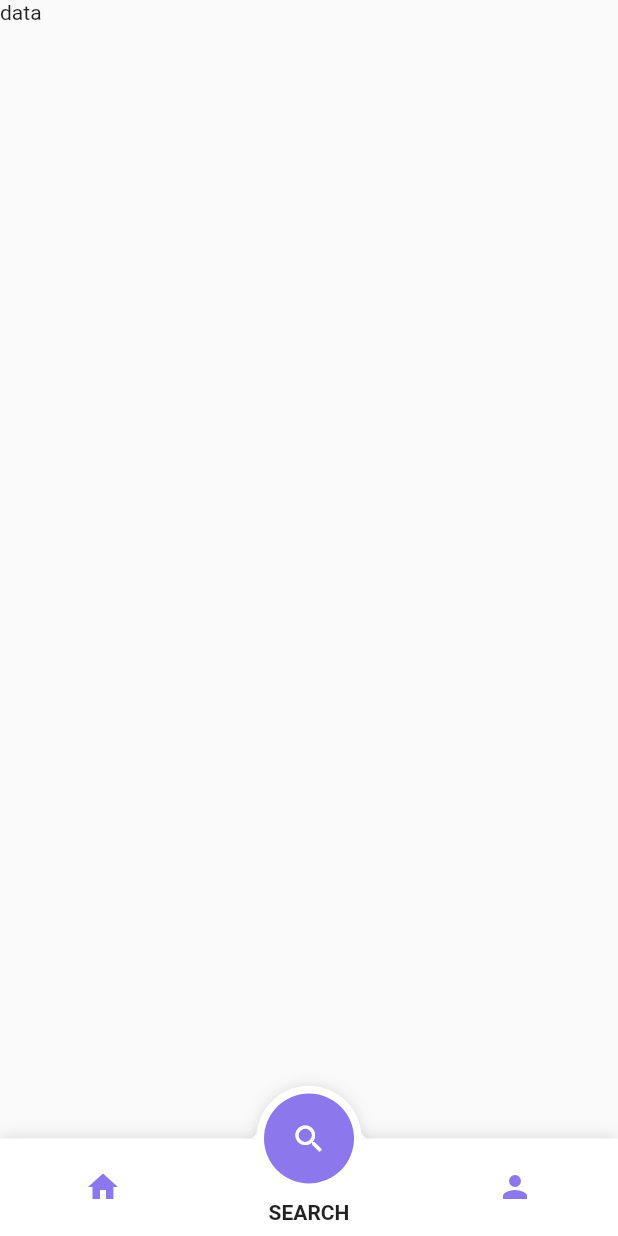
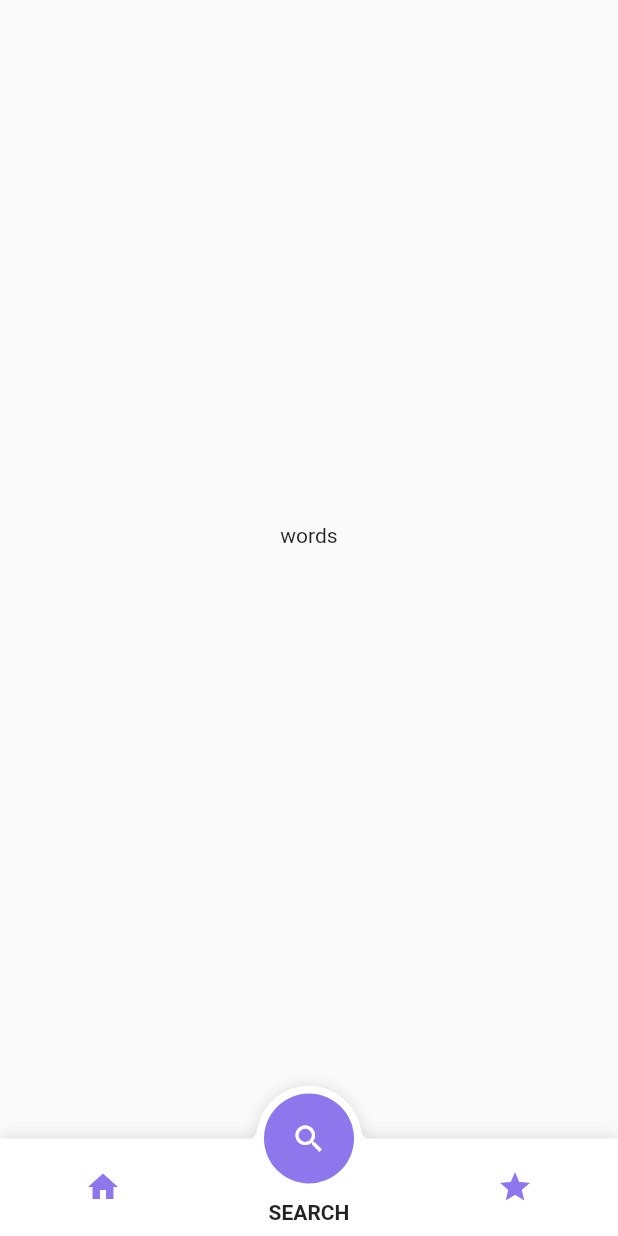
Before and after one commit to AiltonSalguero/WordToSenteces-app, a Flutter app: the screen it shows after launch, on a phone screen of 412 x 824 dp. Run offline on Flutter 3.47's test engine with Material 2 defaults, Android fonts, the phone set to English and light mode, and no system bars.

```diff
--- a/lib/main.dart
+++ b/lib/main.dart
@@ -1,18 +1,29 @@
 import 'package:flutter/material.dart';
 
-import 'package:sentence/pages/word_entry.dart';
+import 'package:sentence/pages/home.dart';
 
 void main() => runApp(MyApp());
 
 class MyApp extends StatelessWidget {
+
+  static final homePageKey = GlobalKey<HomePageState>();
+
   @override
   Widget build(BuildContext context) {
     return MaterialApp(
-      title: 'Flutter Demo',
+      title: 'WordToSentences',
       theme: ThemeData(
         primarySwatch: Colors.blue,
       ),
-      home: WordEntryPage(),
+      home: HomePage(
+        key: homePageKey,
+      ),
+
+      // routes: <String, WidgetBuilder>{
+      //   '/search' : (BuildContext context) => WordEntryPage(),
+      //   '/favorites' : (BuildContext context) => FavoritesPage(),
+      //   '/sentences' : (BuildContext context) => SentencesPage(),
+      // },
     );
   }
 }
--- /dev/null
+++ b/lib/pages/home.dart
@@ -0,0 +1,49 @@
+import 'package:flutter/material.dart';
+
+import 'package:sentence/pages/word_entry.dart';
+import 'package:sentence/pages/favorites.dart';
+import 'package:sentence/pages/sentences.dart';
+import 'package:sentence/widgets/fancy_tab_bar.dart';
+import 'package:sentence/widgets/tab_item.dart';
+
+class HomePage extends StatefulWidget {
+  /// Aniade una tributo "key" a HomePage
+  HomePage({Key key}) : super(key: key);
+
+  @override
+  HomePageState createState() => HomePageState();
+}
+
+class HomePageState extends State<HomePage>
+    with SingleTickerProviderStateMixin {
+  TabController tabBarController;
+  @override
+  Widget build(BuildContext context) {
+    return Scaffold(
+      body: TabBarView(
+        controller: tabBarController,
+        children: <Widget>[
+          WordEntryPage(),
+          SentencesPage(),
+          FavoritesPage(),
+        ],
+      ),
+      bottomNavigationBar: FancyTabBar(),
+    );
+  }
+
+  @override
+  void initState() {
+    super.initState();
+    tabBarController = TabController(
+      vsync: this,
+      length: 3,
+    );
+  }
+
+  @override
+  void dispose() {
+    tabBarController.dispose();
+    super.dispose();
+  }
+}
--- a/lib/pages/word_entry.dart
+++ b/lib/pages/word_entry.dart
@@ -10,12 +10,10 @@ class WordEntryPage extends StatefulWidget {
 class _WordEntryPageState extends State<WordEntryPage> {
   @override
   Widget build(BuildContext context) {
-    return Scaffold(
-      body: SafeArea(
-        child: Text("data"),
+    return Center(
+      child: Container(
+        child: Text("words"),
       ),
-
-      bottomNavigationBar: FancyTabBar(),
     );
   }
 }
--- a/lib/widgets/fancy_tab_bar.dart
+++ b/lib/widgets/fancy_tab_bar.dart
@@ -1,6 +1,8 @@
 import 'package:flutter/material.dart';
 import 'tab_item.dart';
 import 'package:vector_math/vector_math.dart' as vector;
+
+import '../main.dart';
 
 class FancyTabBar extends StatefulWidget {
   @override
@@ -86,6 +88,8 @@ class _FancyTabBarState extends State<FancyTabBar>
                   iconData: Icons.home,
                   title: "HOME",
                   callbackFunction: () {
+                    //Navigator.of(context).pushNamed('/sentences');
+                    MyApp.homePageKey.currentState.tabBarController.animateTo(0);
                     setState(() {
                       nextIcon = Icons.home;
                       currentSelected = 0;
@@ -97,6 +101,8 @@ class _FancyTabBarState extends State<FancyTabBar>
                   iconData: Icons.search,
                   title: "SEARCH",
                   callbackFunction: () {
+                    //Navigator.of(context).pushNamed('/search');
+                    MyApp.homePageKey.currentState.tabBarController.animateTo(1);
                     setState(() {
                       nextIcon = Icons.search;
                       currentSelected = 1;
@@ -105,9 +111,11 @@ class _FancyTabBarState extends State<FancyTabBar>
                   }),
               TabItem(
                   selected: currentSelected == 2,
-                  iconData: Icons.person,
-                  title: "USER",
+                  iconData: Icons.star,
+                  title: "FAVORITE",
                   callbackFunction: () {
+                    //Navigator.of(context).pushNamed('/favorites');
+                    MyApp.homePageKey.currentState.tabBarController.animateTo(2);
                     setState(() {
                       nextIcon = Icons.person;
                       currentSelected = 2;
```
Also changed, not shown: lib/pages/favorites.dart (added, +16 -0 lines), lib/pages/sentences.dart (added, +16 -0 lines), 12 other files.
